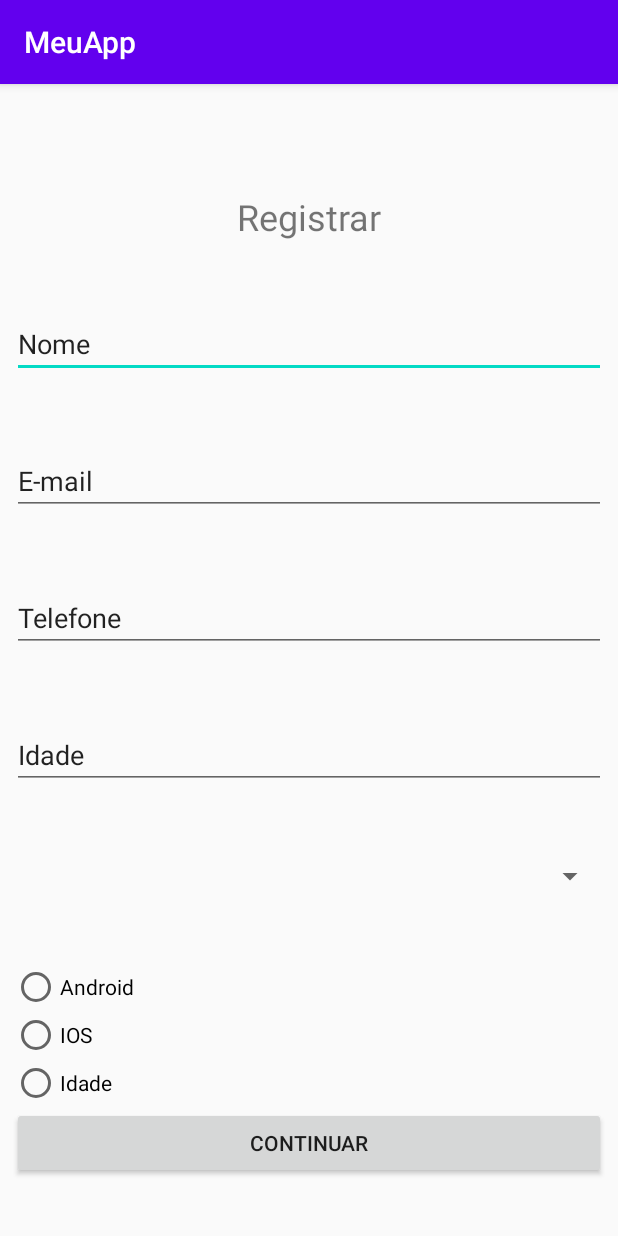
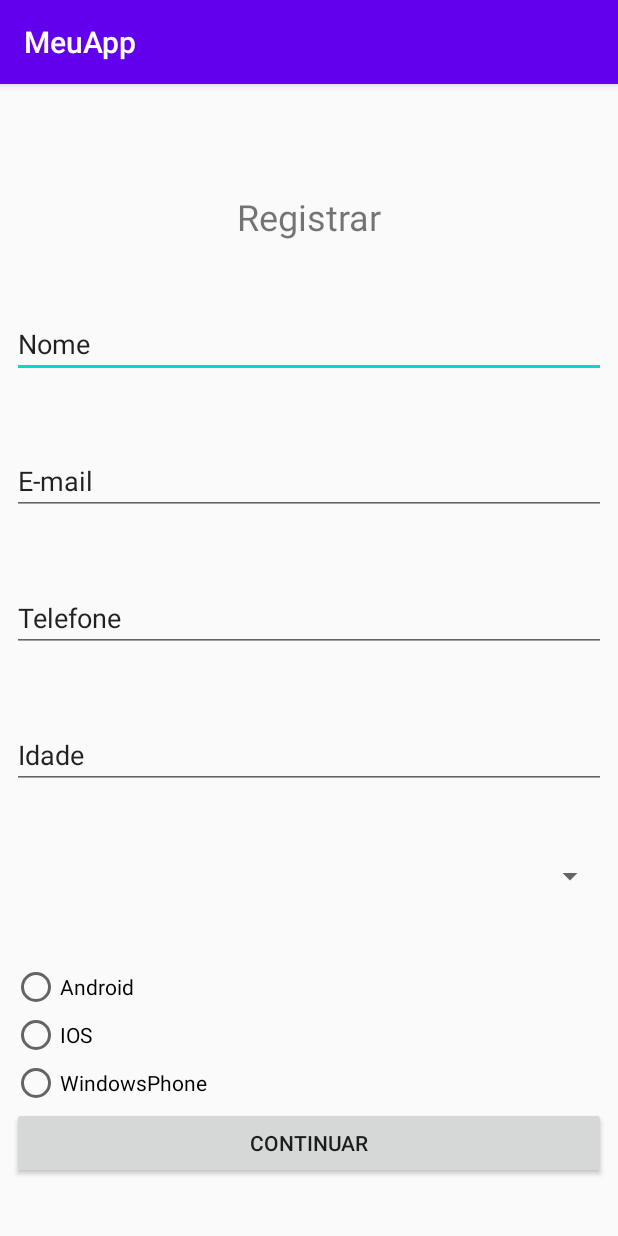
Before and after one commit to Maicost/MeuApp, an Android app: the CamposPreechimento screen opened directly, with no data from a screen before it, on a phone screen of 412 x 824 dp. Run offline under Robolectric (Android 15) with nearby library versions, the phone set to English and light mode, and no system bars.

Commit message:
Alteração de Codigos #2

```diff
--- a/app/src/main/AndroidManifest.xml
+++ b/app/src/main/AndroidManifest.xml
@@ -9,7 +9,8 @@
         android:roundIcon="@mipmap/ic_launcher_round"
         android:supportsRtl="true"
         android:theme="@style/AppTheme">
-        <activity android:name=".CamposPreechimento"></activity>
+        <activity android:name=".Dados"></activity>
+        <activity android:name=".CamposPreechimento" />
         <activity android:name=".MainActivity">
             <intent-filter>
                 <action android:name="android.intent.action.MAIN" />
--- a/app/src/main/java/br/com/maplus/meuapp/CamposPreechimento.java
+++ b/app/src/main/java/br/com/maplus/meuapp/CamposPreechimento.java
@@ -4,13 +4,38 @@ import androidx.appcompat.app.AppCompatActivity;
 
 import android.content.Intent;
 import android.os.Bundle;
+import android.view.View;
+import android.widget.Button;
+import android.widget.EditText;
+import android.widget.RadioButton;
 
 public class CamposPreechimento extends AppCompatActivity {
+
+    EditText editTextNome, editTextEmail, editTextTelefone, editTextIdade;
+    RadioButton radioButtonAndroid, radioButtonIOS, radioButtonWindowsPhone;
+    Button btn_continuar;
 
     @Override
     protected void onCreate(Bundle savedInstanceState) {
         super.onCreate(savedInstanceState);
         setContentView(R.layout.activity_campos_preechimento);
 
+        editTextNome = findViewById(R.id.Nome);
+        editTextEmail = findViewById(R.id.Email);
+        editTextTelefone = findViewById(R.id.Telefone);
+        editTextIdade = findViewById(R.id.Idade);
+
+        radioButtonAndroid = findViewById(R.id.Android);
+        radioButtonIOS = findViewById(R.id.IOS);
+        radioButtonWindowsPhone = findViewById(R.id.WindowsPhone);
+
+        btn_continuar = findViewById(R.id.button2);
+
+        btn_continuar.setOnClickListener(new View.OnClickListener() {
+            @Override
+            public void onClick(View view) {
+                startActivity(new Intent(CamposPreechimento.this, Dados.class));
+            }
+        });
     }
 }
--- a/app/src/main/res/layout/activity_campos_preechimento.xml
+++ b/app/src/main/res/layout/activity_campos_preechimento.xml
@@ -18,13 +18,13 @@
         android:layout_marginBottom="8dp"
         android:text="Registrar"
         android:textSize="24sp"
-        app:layout_constraintBottom_toTopOf="@+id/editTextTextPersonName"
+        app:layout_constraintBottom_toTopOf="@+id/Nome"
         app:layout_constraintEnd_toEndOf="parent"
         app:layout_constraintStart_toStartOf="parent"
         app:layout_constraintTop_toTopOf="parent" />
 
     <EditText
-        android:id="@+id/editTextTextPersonName"
+        android:id="@+id/Nome"
         android:layout_width="0dp"
         android:layout_height="wrap_content"
         android:layout_marginStart="8dp"
@@ -36,13 +36,13 @@
         android:ems="10"
         android:inputType="textPersonName"
         android:text="Nome"
-        app:layout_constraintBottom_toTopOf="@+id/editTextTextEmailAddress"
+        app:layout_constraintBottom_toTopOf="@+id/Email"
         app:layout_constraintEnd_toEndOf="parent"
         app:layout_constraintStart_toStartOf="parent"
         app:layout_constraintTop_toBottomOf="@+id/textView2" />
 
     <EditText
-        android:id="@+id/editTextTextEmailAddress"
+        android:id="@+id/Email"
         android:layout_width="0dp"
         android:layout_height="wrap_content"
         android:layout_marginStart="8dp"
@@ -54,13 +54,13 @@
         android:ems="10"
         android:inputType="textEmailAddress"
         android:text="E-mail"
-        app:layout_constraintBottom_toTopOf="@+id/editTextPhone"
+        app:layout_constraintBottom_toTopOf="@+id/Telefone"
         app:layout_constraintEnd_toEndOf="parent"
         app:layout_constraintStart_toStartOf="parent"
-        app:layout_constraintTop_toBottomOf="@+id/editTextTextPersonName" />
+        app:layout_constraintTop_toBottomOf="@+id/Nome" />
 
     <EditText
-        android:id="@+id/editTextPhone"
+        android:id="@+id/Telefone"
         android:layout_width="0dp"
         android:layout_height="wrap_content"
         android:layout_marginStart="8dp"
@@ -72,13 +72,13 @@
         android:ems="10"
         android:inputType="phone"
         android:text="Telefone"
-        app:layout_constraintBottom_toTopOf="@+id/editTextNumber"
+        app:layout_constraintBottom_toTopOf="@+id/Idade"
         app:layout_constraintEnd_toEndOf="parent"
         app:layout_constraintStart_toStartOf="parent"
-        app:layout_constraintTop_toBottomOf="@+id/editTextTextEmailAddress" />
+        app:layout_constraintTop_toBottomOf="@+id/Email" />
 
     <EditText
-        android:id="@+id/editTextNumber"
+        android:id="@+id/Idade"
         android:layout_width="0dp"
         android:layout_height="wrap_content"
         android:layout_marginStart="8dp"
@@ -93,7 +93,7 @@
         app:layout_constraintBottom_toTopOf="@+id/spinner"
         app:layout_constraintEnd_toEndOf="parent"
         app:layout_constraintStart_toStartOf="parent"
-        app:layout_constraintTop_toBottomOf="@+id/editTextPhone" />
+        app:layout_constraintTop_toBottomOf="@+id/Telefone" />
 
     <RadioGroup
         android:id="@+id/radioGroup"
@@ -111,21 +111,22 @@
         app:layout_constraintTop_toBottomOf="@+id/spinner">
 
         <RadioButton
+            android:id="@+id/Android"
             android:layout_width="match_parent"
             android:layout_height="wrap_content"
             android:text="Android" />
 
         <RadioButton
-            android:id="@+id/radioButton2"
+            android:id="@+id/IOS"
             android:layout_width="match_parent"
             android:layout_height="wrap_content"
             android:text="IOS" />
 
         <RadioButton
-            android:id="@+id/radioButton3"
+            android:id="@+id/WindowsPhone"
             android:layout_width="match_parent"
             android:layout_height="wrap_content"
-            android:text="Idade" />
+            android:text="WindowsPhone" />
 
         <Button
             android:id="@+id/button2"
@@ -147,6 +148,6 @@
         app:layout_constraintBottom_toTopOf="@+id/radioGroup"
         app:layout_constraintEnd_toEndOf="parent"
         app:layout_constraintStart_toStartOf="parent"
-        app:layout_constraintTop_toBottomOf="@+id/editTextNumber" />
+        app:layout_constraintTop_toBottomOf="@+id/Idade" />
 
 </androidx.constraintlayout.widget.ConstraintLayout>
```
Also changed, not shown: app/src/main/java/br/com/maplus/meuapp/Dados.java (added, +14 -0 lines), app/src/main/res/layout/activity_dados.xml (added, +138 -0 lines).
